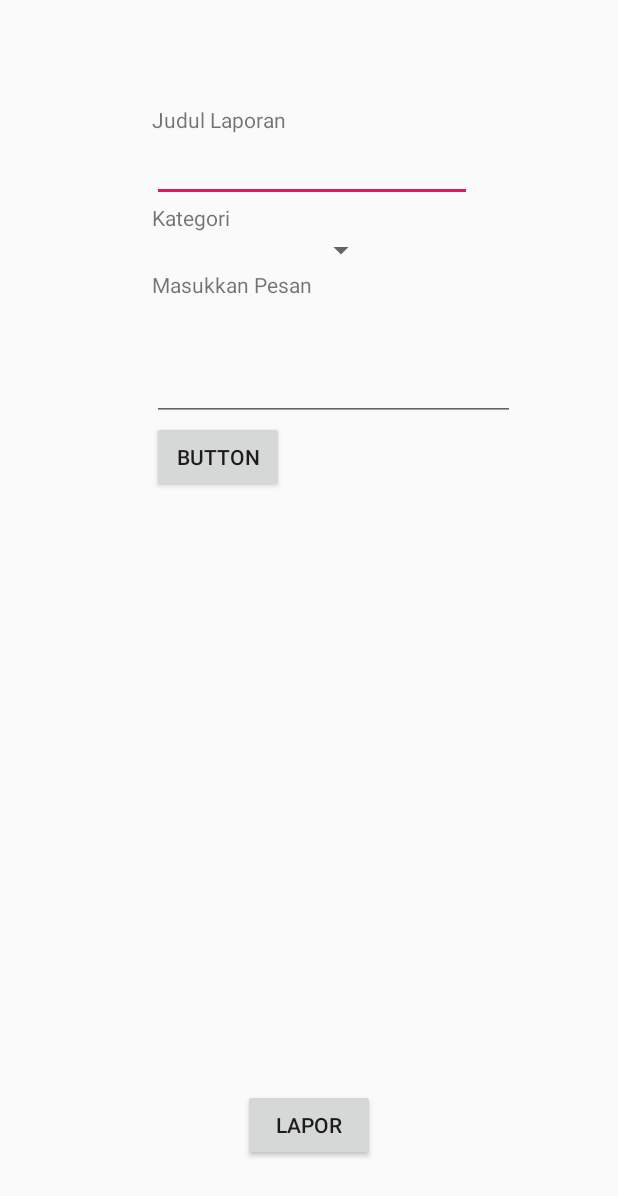
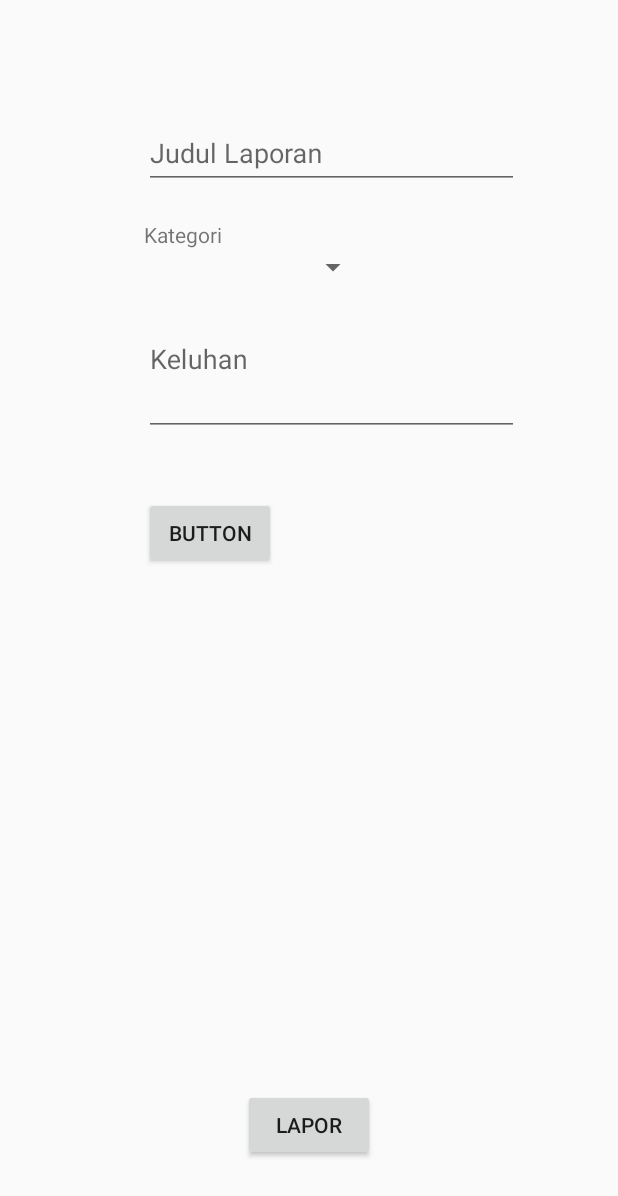
Before and after one commit to ahmadicorp01/Sipkfinal, an Android app: the LaporActivity screen opened directly, with no data from a screen before it, on a phone screen of 412 x 824 dp. Shown: the top 1196 px of the screen. Run offline under Robolectric (Android 15) with nearby library versions, the phone set to English and light mode, and no system bars; 2 statements that could not run were skipped.

Commit message:
Modifikasi menuju final Bismillah

```diff
--- a/app/build.gradle
+++ b/app/build.gradle
@@ -21,6 +21,7 @@ android {
 dependencies {
     implementation fileTree(dir: 'libs', include: ['*.jar'])
     implementation 'com.android.support:appcompat-v7:28.0.0'
+    implementation 'com.android.support:design:28.0.0'
     implementation 'com.android.support.constraint:constraint-layout:1.1.3'
     testImplementation 'junit:junit:4.12'
     androidTestImplementation 'com.android.support.test:runner:1.0.2'
--- a/app/src/main/res/layout/activity_lapor.xml
+++ b/app/src/main/res/layout/activity_lapor.xml
@@ -7,6 +7,7 @@
     android:paddingLeft="16dp"
     android:paddingRight="16dp"
     android:paddingTop="50dp"
+    android:focusableInTouchMode="true"
     tools:context=".LaporActivity">
 
     <Button
@@ -19,76 +20,64 @@
         android:text="Lapor" />
 
     <LinearLayout
+        android:layout_width="250dp"
+        android:layout_height="120dp"
+        android:layout_marginTop="20dp"
+        android:orientation="vertical"
+        android:layout_marginLeft="80dp">
+
+        <android.support.design.widget.TextInputLayout
+            android:id="@+id/judul_keluhan"
             android:layout_width="match_parent"
             android:layout_height="wrap_content"
-        android:layout_marginTop="20dp"
-        android:orientation="vertical">
-    <TextView
-        android:id="@+id/textView1"
-        android:layout_width="wrap_content"
-        android:layout_height="wrap_content"
-        android:layout_alignParentTop="true"
-        android:layout_marginLeft="85dp"
-        android:text="Judul Laporan" />
+            app:errorEnabled="true">
 
-    <EditText
-        android:id="@+id/judul_keluhan"
-        android:layout_width="wrap_content"
-        android:layout_height="wrap_content"
-        android:ems="10"
-        android:layout_marginLeft="85dp"
-        android:inputType="textPersonName"
-        android:text="" />
-    </LinearLayout>
-
-    <LinearLayout
+            <android.support.design.widget.TextInputEditText
                 android:layout_width="match_parent"
                 android:layout_height="wrap_content"
-        android:layout_marginTop="85dp"
-        android:orientation="vertical">
+                android:hint="Judul Laporan"
+                android:inputType="text" />
+        </android.support.design.widget.TextInputLayout>
+
         <TextView
             android:id="@+id/textView2"
             android:layout_width="wrap_content"
             android:layout_height="wrap_content"
             android:layout_below="@id/judul_keluhan"
-         android:layout_marginLeft="85dp"
             android:text="Kategori" />
         <Spinner
             android:id="@+id/kategori_spinner"
             android:layout_width="150dp"
-        android:layout_marginLeft="85dp"
             android:layout_centerHorizontal="true"
             android:entries="@array/kategori_arrays"
             android:layout_height="wrap_content" />
     </LinearLayout>
 
+
     <LinearLayout
-        android:layout_width="match_parent"
+        android:layout_width="250dp"
         android:layout_height="wrap_content"
         android:layout_marginTop="130dp"
-        android:orientation="vertical">
-        <TextView
-            android:id="@+id/textView3"
+        android:orientation="vertical"
+        android:layout_marginLeft="80dp">
+
+        <android.support.design.widget.TextInputLayout
+            android:id="@+id/keluhan"
             android:layout_width="wrap_content"
             android:layout_height="wrap_content"
-            android:layout_alignParentTop="true"
-            android:layout_marginLeft="85dp"
-            android:text="Masukkan Pesan" />
+            app:errorEnabled="true">
 
-        <EditText
-            android:id="@+id/keluhan"
-            android:layout_width="242dp"
-            android:layout_height="81dp"
-            android:layout_marginLeft="85dp"
-            android:ems="10"
-            android:inputType="textMultiLine"
-            android:text="" />
-
+            <android.support.design.widget.TextInputEditText
+                android:layout_width="250dp"
+                android:layout_height="100dp"
+                android:hint="Keluhan"
+                android:inputType="textMultiLine" />
+        </android.support.design.widget.TextInputLayout>
         <Button
             android:id="@+id/button2"
             android:layout_width="wrap_content"
             android:layout_height="wrap_content"
-            android:layout_marginLeft="85dp"
+            android:layout_marginTop="20dp"
             android:text="Button" />
     </LinearLayout>
 
```
Also changed, not shown: app/src/main/java/com/example/sipkfinal/LaporActivity.java (+30 -3 lines), app/src/main/java/com/example/sipkfinal/MainActivity.java (+31 -2 lines), app/src/main/res/layout/activity_main.xml (+26 -11 lines). Lines whose indentation alone changed are shown as unchanged.
